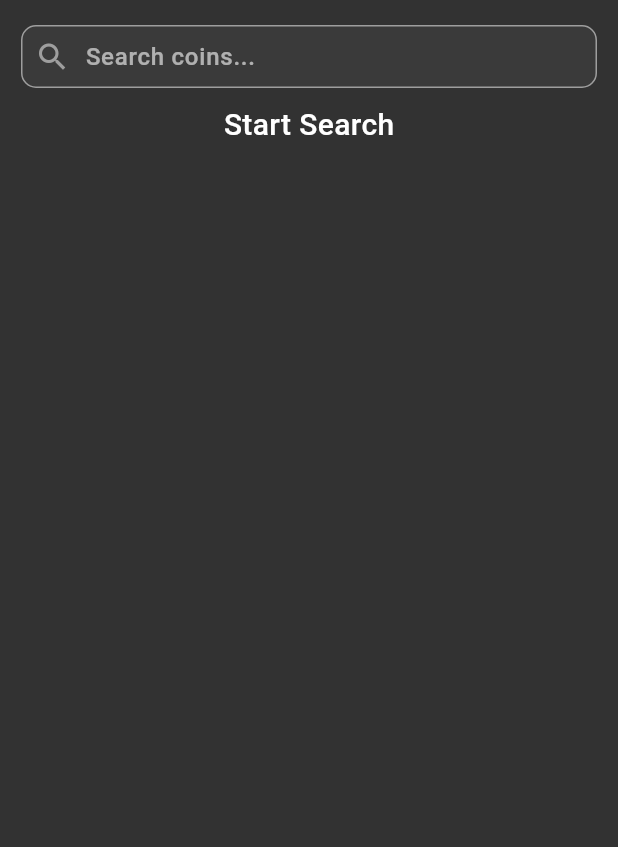
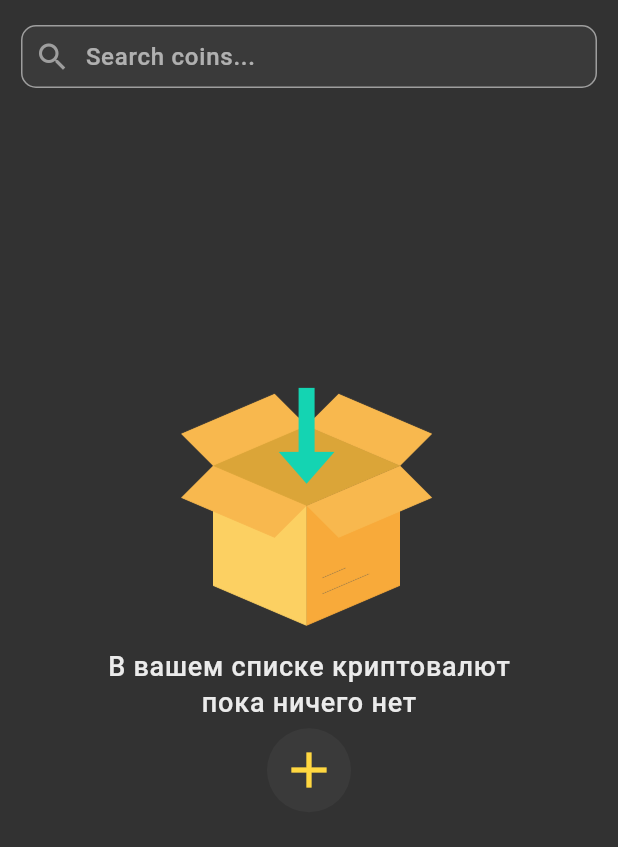
Before and after one commit to MunIine/Crypto_tracker, a Flutter app: the screen it shows after launch, on a phone screen of 412 x 824 dp, the part 59-906 px from its top. Run offline on Flutter 3.47's test engine with Material 3 defaults, Android fonts, the phone set to English and light mode, and no system bars; our stand-ins replace auto_route, dio, equatable, flutter_bloc, get_it, hive_flutter and 1 more; missing offline and left inert: talker_bloc_logger, talker_dio_logger; accounts and stored records are empty; generated files the repository leaves out were written again; statements that could not run were skipped.

Commit message:
Add initial screen

```diff
--- a/lib/features/crypto_list/view/crypto_list_screen.dart
+++ b/lib/features/crypto_list/view/crypto_list_screen.dart
@@ -101,11 +101,18 @@ class _CryptoListScreenState extends State<CryptoListScreen> {
       );
     }
     if (state is CryptoListLoadingFailure) {
-      return const FailureScreen();
+      return _centerWithAppbar(const FailureScreen());
     }
     if (state is CryptoListInitial){
-      return Text("Start Search");
+      return _centerWithAppbar(const InitialScreen());
     }
-    return const Center(child: CircularProgressIndicator());
+    return _centerWithAppbar(const Center(child: CircularProgressIndicator()));
+  }
+
+  Padding _centerWithAppbar(child) {
+    return Padding(
+      padding: const EdgeInsets.only(bottom: 50),
+      child: child
+    );
   }
 }
--- /dev/null
+++ b/lib/features/crypto_list/widgets/initial_screen.dart
@@ -0,0 +1,48 @@
+import 'package:coins_list/features/search_bottom_sheet/view/search_bottom_sheet.dart';
+import 'package:coins_list/generated/l10n.dart';
+import 'package:flutter/material.dart';
+
+class InitialScreen extends StatelessWidget {
+  const InitialScreen({super.key});
+
+  @override
+  Widget build(BuildContext context) {
+    final theme = Theme.of(context);
+    return Column(
+      mainAxisAlignment: MainAxisAlignment.center,
+      crossAxisAlignment: CrossAxisAlignment.center,
+      children: [
+        Image.asset(
+          "lib/assets/empty_box.png",
+          scale: 6
+        ),
+        const SizedBox(height: 10),
+        Text(
+          "В вашем списке криптовалют",
+          style: theme.textTheme.labelMedium?.copyWith(color: Colors.white.withOpacity(0.9))),
+        Text(
+          "пока ничего нет",
+          style: theme.textTheme.labelMedium?.copyWith(color: Colors.white.withOpacity(0.9))),
+        const SizedBox(height: 5),
+        Container(
+          decoration: BoxDecoration(
+            color: theme.cardTheme.color,
+            shape: BoxShape.circle
+          ),
+          child: IconButton(
+            onPressed: (){
+              showModalBottomSheet(
+                isScrollControlled: true,
+                context: context,
+                backgroundColor: theme.scaffoldBackgroundColor,
+                builder: (context) => SearchBottomSheet(hintText: S.of(context).searchBottomSheetText)
+              );
+            },
+            iconSize: 40,
+            icon: Icon(Icons.add_sharp, color: theme.primaryColor)
+          ),
+        )
+      ],
+    );
+  }
+}
--- a/lib/features/crypto_list/widgets/widgets.dart
+++ b/lib/features/crypto_list/widgets/widgets.dart
@@ -1,3 +1,4 @@
 export 'crypto_coin_tile.dart';
 export 'crypto_search_bar.dart';
 export 'failure_screen.dart';
+export 'initial_screen.dart';
--- a/lib/repositories/favorites/favorites_repository.dart
+++ b/lib/repositories/favorites/favorites_repository.dart
@@ -8,6 +8,7 @@ class FavoritesRepository implements AbstractFavoritesRepository{
 
   @override
   Future<Favorite> addOrRemoveFavorite(String coinName) async{
+    // ignore: prefer_const_constructors, prefer_const_literals_to_create_immutables
     Favorite favorites = favoritesBox.get("Favorites") ?? Favorite(coinNames: []);
     if(favorites.coinNames.contains(coinName)){
       favorites.coinNames.remove(coinName);
@@ -20,6 +21,7 @@ class FavoritesRepository implements AbstractFavoritesRepository{
 
   @override
   Future<Favorite> getFavorites() async{
+    // ignore: prefer_const_constructors, prefer_const_literals_to_create_immutables
     return favoritesBox.get("Favorites") ?? Favorite(coinNames: []);
   }
 }
--- a/pubspec.yaml
+++ b/pubspec.yaml
@@ -42,6 +42,7 @@ flutter:
   assets:
     - lib/assets/default_coin.png
     - lib/assets/coin_not_found.png
+    - lib/assets/empty_box.png
 
 flutter_launcher_icons:
   android: "launcher_icon"
```
Also changed, not shown: lib/assets/empty_box.png (added).
